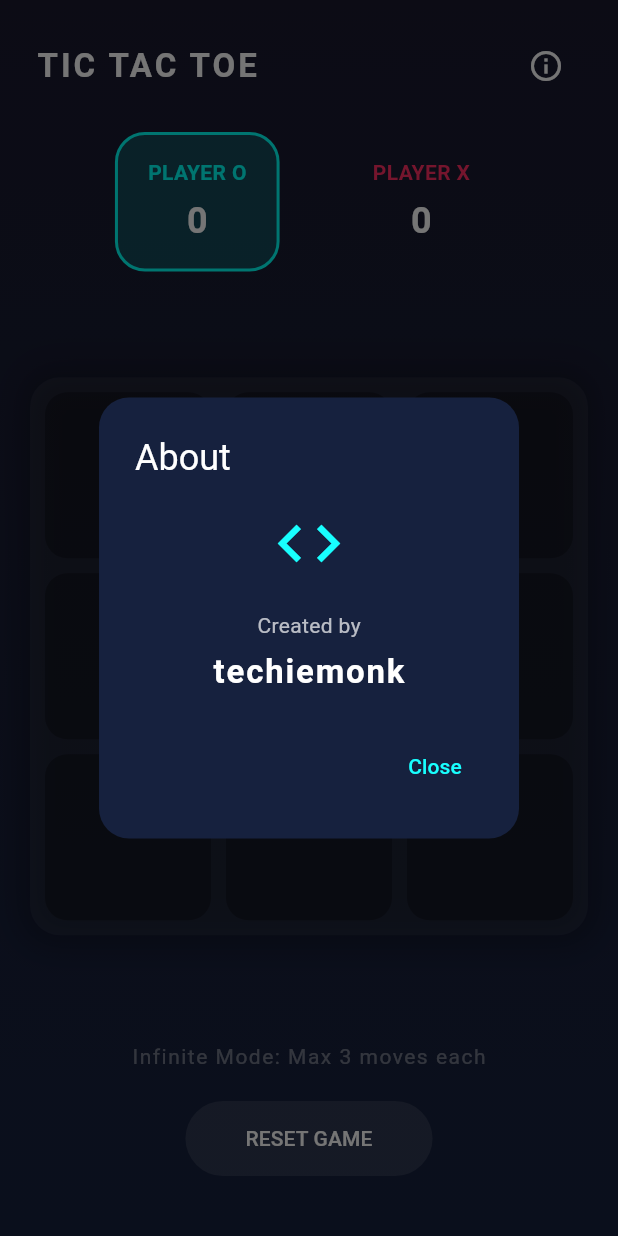
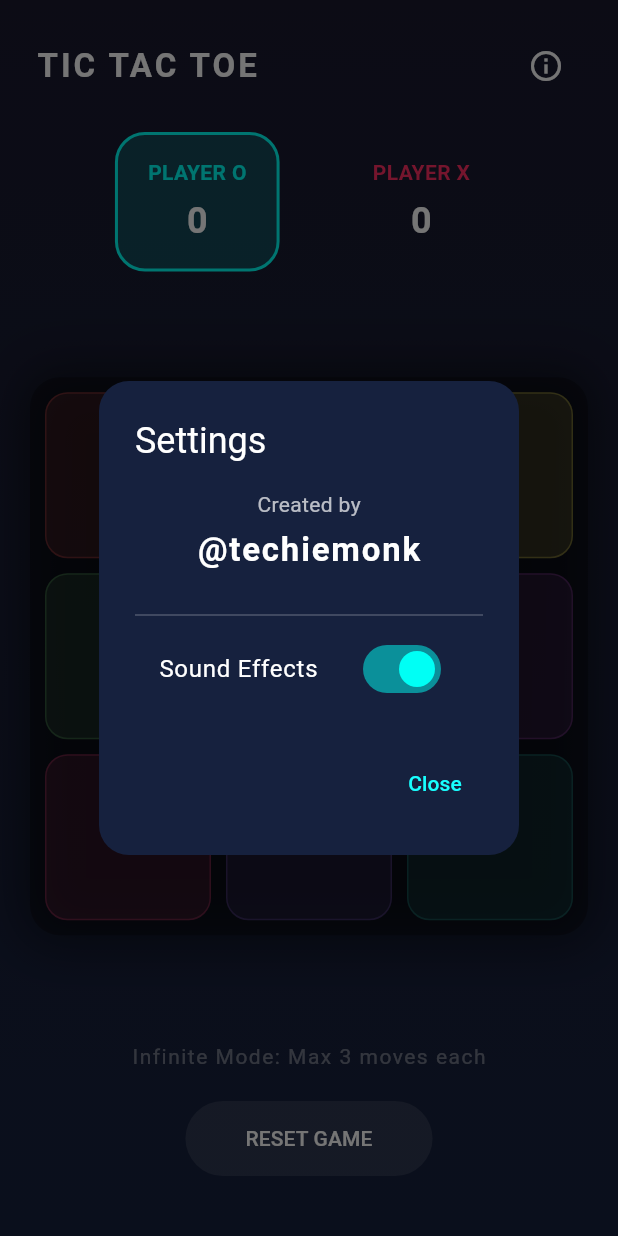
Before and after one commit to techiemonk/tic_tac_toe, a Flutter app: the screen it shows after launch, after a tap on the "info outline" icon, on a phone screen of 412 x 824 dp. Run offline on Flutter 3.47's test engine with Material 3 defaults, Android fonts, the phone set to English and light mode, and no system bars; our stand-ins replace audioplayers.

Commit message:
second version

```diff
--- a/lib/main.dart
+++ b/lib/main.dart
@@ -1,4 +1,5 @@
 import 'package:flutter/material.dart';
+import 'package:audioplayers/audioplayers.dart';
 
 void main() {
   runApp(const MaterialApp(
@@ -15,6 +16,11 @@ class TicTacToeGame extends StatefulWidget {
 }
 
 class _TicTacToeGameState extends State<TicTacToeGame> {
+  final AudioPlayer player = AudioPlayer();
+
+  // --- NEW VARIABLE FOR MUTE ---
+  bool isSoundOn = true;
+
   List<String> displayElement = List.filled(9, '');
   List<int> oMoves = [];
   List<int> xMoves = [];
@@ -25,8 +31,33 @@ class _TicTacToeGameState extends State<TicTacToeGame> {
   // COLORS
   final Color bgTop = const Color(0xFF1a1a2e);
   final Color bgBottom = const Color(0xFF16213e);
-  final Color oColor = const Color(0xFF00fff5); // Cyan
-  final Color xColor = const Color(0xFFff2e63); // Pinkish Red
+  final Color oColor = const Color(0xFF00fff5);
+  final Color xColor = const Color(0xFFff2e63);
+
+  final List<Color> tileColors = const [
+    Color(0xFFEF5350), Color(0xFFFFA726), Color(0xFFFFEE58),
+    Color(0xFF66BB6A), Color(0xFF29B6F6), Color(0xFFAB47BC),
+    Color(0xFFEC407A), Color(0xFF7E57C2), Color(0xFF26A69A),
+  ];
+
+  @override
+  void dispose() {
+    player.dispose();
+    super.dispose();
+  }
+
+  // --- UPDATED SOUND FUNCTION ---
+  Future<void> _playSound() async {
+    // Only play if sound is enabled
+    if (isSoundOn) {
+      try {
+        await player.stop();
+        await player.play(AssetSource('pop.mp3'));
+      } catch (e) {
+        debugPrint("Error playing sound: $e");
+      }
+    }
+  }
 
   @override
   Widget build(BuildContext context) {
@@ -42,7 +73,7 @@ class _TicTacToeGameState extends State<TicTacToeGame> {
         child: SafeArea(
           child: Column(
             children: [
-              // 1. TOP HEADER
+              // HEADER
               Padding(
                 padding: const EdgeInsets.symmetric(horizontal: 24, vertical: 20),
                 child: Row(
@@ -65,7 +96,7 @@ class _TicTacToeGameState extends State<TicTacToeGame> {
                 ),
               ),
 
-              // 2. SCOREBOARD
+              // SCOREBOARD
               Row(
                 mainAxisAlignment: MainAxisAlignment.center,
                 children: [
@@ -77,17 +108,17 @@ class _TicTacToeGameState extends State<TicTacToeGame> {
 
               const Spacer(),
 
-              // 3. THE GAME GRID
+              // GAME GRID
               Container(
                 margin: const EdgeInsets.symmetric(horizontal: 20),
                 padding: const EdgeInsets.all(10),
                 decoration: BoxDecoration(
-                  color: Colors.white.withOpacity(0.05),
+                  color: Colors.black.withOpacity(0.3),
                   borderRadius: BorderRadius.circular(20),
                   boxShadow: [
                     BoxShadow(
-                      color: Colors.black.withOpacity(0.3),
-                      blurRadius: 20,
+                      color: Colors.black.withOpacity(0.5),
+                      blurRadius: 30,
                       spreadRadius: 5,
                     ),
                   ],
@@ -106,8 +137,12 @@ class _TicTacToeGameState extends State<TicTacToeGame> {
                       onTap: () => _tapped(index),
                       child: Container(
                         decoration: BoxDecoration(
-                          color: Colors.black.withOpacity(0.3),
+                          color: tileColors[index].withOpacity(0.15),
                           borderRadius: BorderRadius.circular(15),
+                          border: Border.all(
+                            color: tileColors[index].withOpacity(0.3),
+                            width: 1,
+                          ),
                         ),
                         child: Center(
                           child: AnimatedSwitcher(
@@ -141,7 +176,7 @@ class _TicTacToeGameState extends State<TicTacToeGame> {
 
               const Spacer(),
 
-              // 4. FOOTER
+              // FOOTER
               const Text(
                 "Infinite Mode: Max 3 moves each",
                 style: TextStyle(color: Colors.white38, letterSpacing: 1),
@@ -190,30 +225,49 @@ class _TicTacToeGameState extends State<TicTacToeGame> {
     );
   }
 
-  // --- LOGIC ---
-
+  // --- UPDATED INFO DIALOG ---
   void _showInfoDialog() {
     showDialog(
       context: context,
-      builder: (ctx) => AlertDialog(
+      builder: (ctx) {
+        // StatefulBuilder allows the switch to update visually inside the dialog
+        return StatefulBuilder(
+          builder: (context, setStateDialog) {
+            return AlertDialog(
               backgroundColor: bgBottom,
               shape: RoundedRectangleBorder(borderRadius: BorderRadius.circular(20)),
-        title: const Text("About", style: TextStyle(color: Colors.white)),
+              title: const Text("Settings", style: TextStyle(color: Colors.white)),
               content: Column(
                 mainAxisSize: MainAxisSize.min,
-          children: const [
-            Icon(Icons.code, color: Colors.cyanAccent, size: 50),
-            SizedBox(height: 20),
-            Text("Created by", style: TextStyle(color: Colors.white70)),
-            SizedBox(height: 5),
-            Text(
-              "techiemonk",
+                children: [
+                  // 1. Credits
+                  const Text("Created by", style: TextStyle(color: Colors.white70)),
+                  const SizedBox(height: 5),
+                  const Text(
+                    "@techiemonk",
                     style: TextStyle(
                       color: Colors.white,
                       fontSize: 22,
                       fontWeight: FontWeight.bold,
                       letterSpacing: 1.2
                     )
+                  ),
+                  const SizedBox(height: 20),
+                  const Divider(color: Colors.white24),
+
+                  // 2. Sound Toggle
+                  SwitchListTile(
+                    title: const Text("Sound Effects", style: TextStyle(color: Colors.white)),
+                    value: isSoundOn,
+                    activeColor: oColor, // Neon Cyan color
+                    onChanged: (bool value) {
+                      setStateDialog(() {
+                        isSoundOn = value; // Update dialog state
+                      });
+                      setState(() {
+                         // Update main game state
+                      });
+                    },
                   ),
                 ],
               ),
@@ -223,12 +277,18 @@ class _TicTacToeGameState extends State<TicTacToeGame> {
                   onPressed: () => Navigator.of(ctx).pop(),
                 )
               ],
-      ),
+            );
+          },
+        );
+      },
     );
   }
 
   void _tapped(int index) {
     if (displayElement[index] == '') {
+
+      _playSound();
+
       setState(() {
         if (oTurn) {
           if (oMoves.length >= 3) {
```
Also changed, not shown: pubspec.yaml (+5 -68 lines), pubspec.lock, 6 other files. Lines whose indentation alone changed are shown as unchanged.
